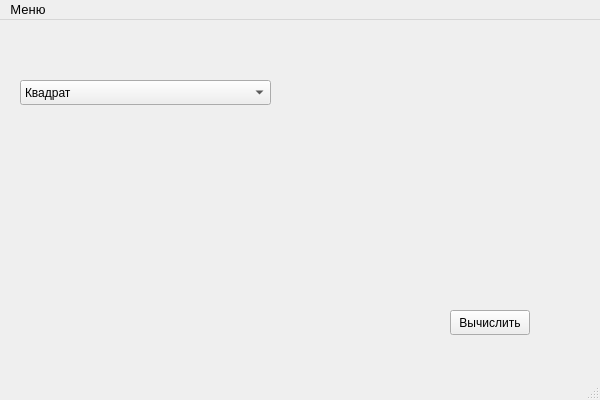
Qt form Курс 3/VPHAMI/Lab 1/CalcFigure/mainwindow.ui (fnDxrk/Sibsutis) before a commit.
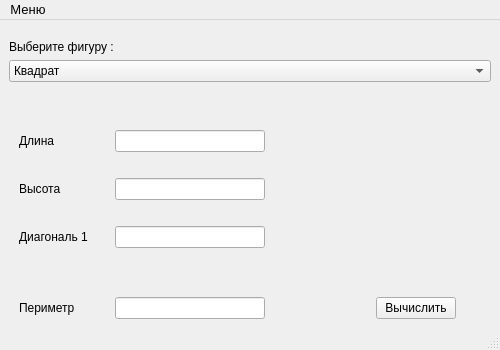
The same form after that commit.

Diff of the .ui file:
```diff
--- a/Курс 3/VPHAMI/Lab 1/CalcFigure/mainwindow.ui
+++ b/Курс 3/VPHAMI/Lab 1/CalcFigure/mainwindow.ui
@@ -6,36 +6,39 @@
    <rect>
     <x>0</x>
     <y>0</y>
-    <width>600</width>
-    <height>400</height>
+    <width>500</width>
+    <height>350</height>
    </rect>
   </property>
   <property name="windowTitle">
    <string>MainWindow</string>
   </property>
   <widget class="QWidget" name="centralwidget">
-   <widget class="QPushButton" name="pushButton">
-    <property name="geometry">
-     <rect>
-      <x>450</x>
-      <y>290</y>
-      <width>80</width>
-      <height>25</height>
-     </rect>
-    </property>
+   <layout class="QVBoxLayout" name="verticalLayout_4">
+    <item>
+     <spacer name="verticalSpacer_3">
+      <property name="orientation">
+       <enum>Qt::Orientation::Vertical</enum>
+      </property>
+      <property name="sizeHint" stdset="0">
+       <size>
+        <width>20</width>
+        <height>30</height>
+       </size>
+      </property>
+     </spacer>
+    </item>
+    <item>
+     <layout class="QVBoxLayout" name="verticalLayout">
+      <item>
+       <widget class="QLabel" name="label">
     <property name="text">
-     <string>Вычислить</string>
-    </property>
-   </widget>
+         <string>Выберите фигуру :</string>
+        </property>
+       </widget>
+      </item>
+      <item>
    <widget class="QComboBox" name="comboBox">
-    <property name="geometry">
-     <rect>
-      <x>20</x>
-      <y>60</y>
-      <width>251</width>
-      <height>25</height>
-     </rect>
-    </property>
     <item>
      <property name="text">
       <string>Квадрат</string>
@@ -77,19 +80,288 @@
      </property>
     </item>
    </widget>
+      </item>
+      <item>
+       <spacer name="verticalSpacer">
+        <property name="orientation">
+         <enum>Qt::Orientation::Vertical</enum>
+        </property>
+        <property name="sizeHint" stdset="0">
+         <size>
+          <width>20</width>
+          <height>40</height>
+         </size>
+        </property>
+       </spacer>
+      </item>
+     </layout>
+    </item>
+    <item>
+     <layout class="QVBoxLayout" name="verticalLayout_3">
+      <item>
+       <layout class="QHBoxLayout" name="horizontalLayout_6">
+        <item>
+         <spacer name="horizontalSpacer_5">
+          <property name="orientation">
+           <enum>Qt::Orientation::Horizontal</enum>
+          </property>
+          <property name="sizeType">
+           <enum>QSizePolicy::Policy::Minimum</enum>
+          </property>
+          <property name="sizeHint" stdset="0">
+           <size>
+            <width>10</width>
+            <height>20</height>
+           </size>
+          </property>
+         </spacer>
+        </item>
+        <item>
+         <layout class="QVBoxLayout" name="verticalLayout_2">
+          <item>
+           <layout class="QHBoxLayout" name="horizontalLayout">
+            <item>
+             <widget class="QLabel" name="label_3">
+              <property name="minimumSize">
+               <size>
+                <width>90</width>
+                <height>0</height>
+               </size>
+              </property>
+              <property name="text">
+               <string>Длина</string>
+              </property>
+             </widget>
+            </item>
+            <item>
+             <widget class="QLineEdit" name="lineEdit">
+              <property name="minimumSize">
+               <size>
+                <width>150</width>
+                <height>0</height>
+               </size>
+              </property>
+              <property name="readOnly">
+               <bool>false</bool>
+              </property>
+             </widget>
+            </item>
+           </layout>
+          </item>
+          <item>
+           <layout class="QHBoxLayout" name="horizontalLayout_2">
+            <item>
+             <widget class="QLabel" name="label_4">
+              <property name="minimumSize">
+               <size>
+                <width>90</width>
+                <height>0</height>
+               </size>
+              </property>
+              <property name="text">
+               <string>Высота </string>
+              </property>
+             </widget>
+            </item>
+            <item>
+             <widget class="QLineEdit" name="lineEdit_2">
+              <property name="minimumSize">
+               <size>
+                <width>150</width>
+                <height>0</height>
+               </size>
+              </property>
+              <property name="readOnly">
+               <bool>false</bool>
+              </property>
+             </widget>
+            </item>
+           </layout>
+          </item>
+          <item>
+           <layout class="QHBoxLayout" name="horizontalLayout_3">
+            <item>
+             <widget class="QLabel" name="label_5">
+              <property name="minimumSize">
+               <size>
+                <width>90</width>
+                <height>0</height>
+               </size>
+              </property>
+              <property name="text">
+               <string>Диагональ 1 </string>
+              </property>
+             </widget>
+            </item>
+            <item>
+             <widget class="QLineEdit" name="lineEdit_3">
+              <property name="minimumSize">
+               <size>
+                <width>150</width>
+                <height>0</height>
+               </size>
+              </property>
+              <property name="alignment">
+               <set>Qt::AlignmentFlag::AlignBottom|Qt::AlignmentFlag::AlignLeading|Qt::AlignmentFlag::AlignLeft</set>
+              </property>
+              <property name="readOnly">
+               <bool>false</bool>
+              </property>
+             </widget>
+            </item>
+           </layout>
+          </item>
+         </layout>
+        </item>
+        <item>
+         <spacer name="horizontalSpacer_2">
+          <property name="orientation">
+           <enum>Qt::Orientation::Horizontal</enum>
+          </property>
+          <property name="sizeHint" stdset="0">
+           <size>
+            <width>40</width>
+            <height>20</height>
+           </size>
+          </property>
+         </spacer>
+        </item>
+        <item>
    <widget class="QLabel" name="labelImage">
-    <property name="geometry">
-     <rect>
-      <x>310</x>
-      <y>40</y>
-      <width>131</width>
-      <height>111</height>
-     </rect>
+          <property name="minimumSize">
+           <size>
+            <width>160</width>
+            <height>160</height>
+           </size>
+          </property>
+          <property name="maximumSize">
+           <size>
+            <width>160</width>
+            <height>160</height>
+           </size>
     </property>
     <property name="text">
      <string/>
     </property>
    </widget>
+        </item>
+        <item>
+         <spacer name="horizontalSpacer_4">
+          <property name="orientation">
+           <enum>Qt::Orientation::Horizontal</enum>
+          </property>
+          <property name="sizeHint" stdset="0">
+           <size>
+            <width>40</width>
+            <height>20</height>
+           </size>
+          </property>
+         </spacer>
+        </item>
+       </layout>
+      </item>
+      <item>
+       <spacer name="verticalSpacer_2">
+        <property name="orientation">
+         <enum>Qt::Orientation::Vertical</enum>
+        </property>
+        <property name="sizeHint" stdset="0">
+         <size>
+          <width>20</width>
+          <height>40</height>
+         </size>
+        </property>
+       </spacer>
+      </item>
+      <item>
+       <layout class="QHBoxLayout" name="horizontalLayout_4">
+        <item>
+         <spacer name="horizontalSpacer_6">
+          <property name="orientation">
+           <enum>Qt::Orientation::Horizontal</enum>
+          </property>
+          <property name="sizeType">
+           <enum>QSizePolicy::Policy::Minimum</enum>
+          </property>
+          <property name="sizeHint" stdset="0">
+           <size>
+            <width>10</width>
+            <height>20</height>
+           </size>
+          </property>
+         </spacer>
+        </item>
+        <item>
+         <layout class="QHBoxLayout" name="horizontalLayout_5">
+          <item>
+           <widget class="QLabel" name="label_2">
+            <property name="minimumSize">
+             <size>
+              <width>90</width>
+              <height>0</height>
+             </size>
+            </property>
+            <property name="text">
+             <string>Периметр</string>
+            </property>
+           </widget>
+          </item>
+          <item>
+           <widget class="QLineEdit" name="lineEdit_4">
+            <property name="minimumSize">
+             <size>
+              <width>150</width>
+              <height>0</height>
+             </size>
+            </property>
+            <property name="readOnly">
+             <bool>true</bool>
+            </property>
+           </widget>
+          </item>
+         </layout>
+        </item>
+        <item>
+         <spacer name="horizontalSpacer">
+          <property name="orientation">
+           <enum>Qt::Orientation::Horizontal</enum>
+          </property>
+          <property name="sizeHint" stdset="0">
+           <size>
+            <width>110</width>
+            <height>20</height>
+           </size>
+          </property>
+         </spacer>
+        </item>
+        <item>
+         <widget class="QPushButton" name="pushButton">
+          <property name="text">
+           <string>Вычислить</string>
+          </property>
+          <property name="flat">
+           <bool>false</bool>
+          </property>
+         </widget>
+        </item>
+        <item>
+         <spacer name="horizontalSpacer_3">
+          <property name="orientation">
+           <enum>Qt::Orientation::Horizontal</enum>
+          </property>
+          <property name="sizeHint" stdset="0">
+           <size>
+            <width>40</width>
+            <height>20</height>
+           </size>
+          </property>
+         </spacer>
+        </item>
+       </layout>
+      </item>
+     </layout>
+    </item>
+   </layout>
   </widget>
   <widget class="QStatusBar" name="statusbar"/>
   <widget class="QMenuBar" name="menubar">
@@ -97,7 +369,7 @@
     <rect>
      <x>0</x>
      <y>0</y>
-     <width>600</width>
+     <width>500</width>
      <height>23</height>
     </rect>
    </property>
```
Lines whose indentation alone changed are shown as unchanged.
